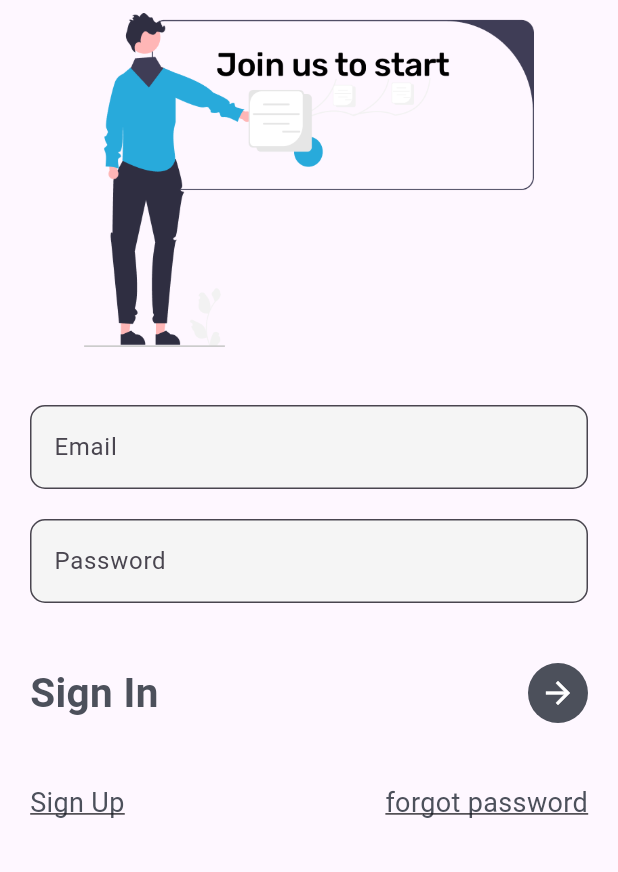
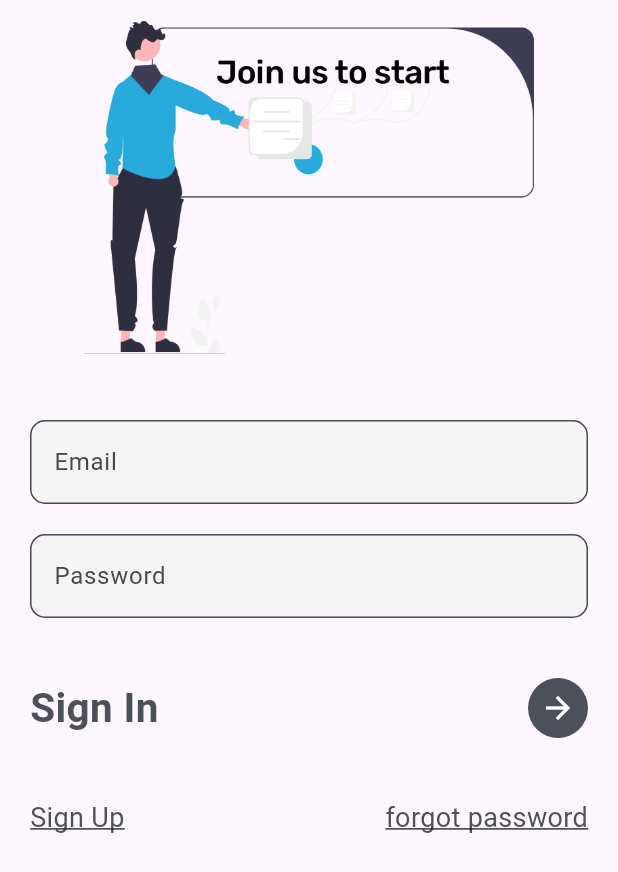
Before and after one commit to Harshcs21/Maddy_care, a Flutter app: the screen it shows after launch, on a phone screen of 412 x 824 dp. Shown: the top 872 px of the screen. Run offline on Flutter 3.47's test engine with Material 3 defaults, Android fonts, the phone set to English and light mode, and no system bars.

Commit message:
login height 250

```diff
--- a/lib/login.dart
+++ b/lib/login.dart
@@ -37,7 +37,7 @@ class _MyLoginState extends State<MyLogin> {
               child: Column(
                 children: [
                   Container(
-                    height: 240,
+                    height: 250,
                     width: 300,
                     decoration: BoxDecoration(
                         color: Colors.transparent,
```
